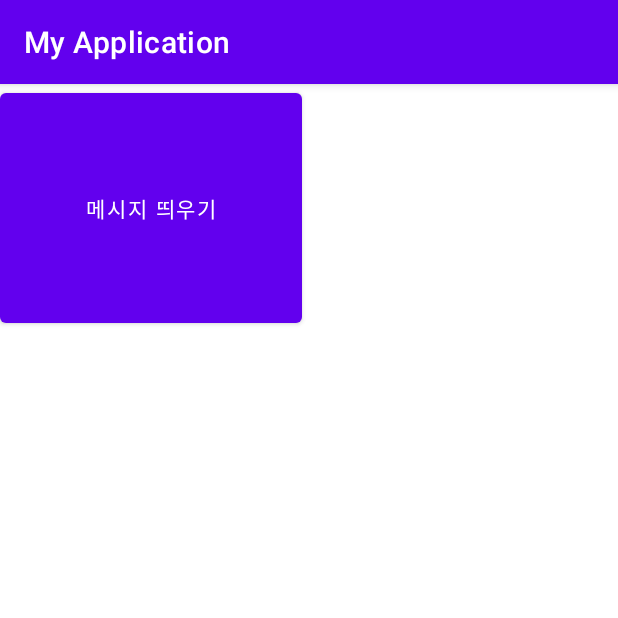
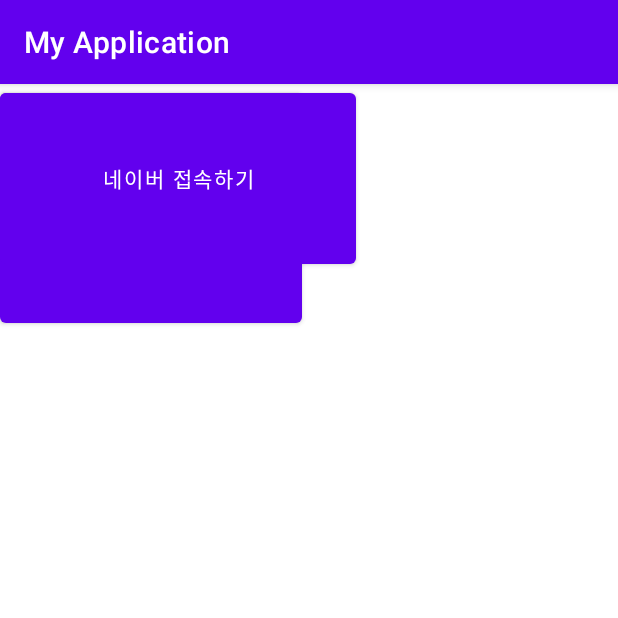
Before and after one commit to penguin-head-whale-shark/android_app, an Android app: the screen it shows after launch (MainActivity), on a phone screen of 412 x 824 dp, the top half of it. Run offline under Robolectric (Android 15) with nearby library versions, the phone set to English and light mode, and no system bars.

Commit message:
안드로이드 앱

```diff
--- a/app/src/main/java/com/example/myapplication/MainActivity.java
+++ b/app/src/main/java/com/example/myapplication/MainActivity.java
@@ -2,6 +2,8 @@ package com.example.myapplication;
 
 import androidx.appcompat.app.AppCompatActivity;
 
+import android.content.Intent;
+import android.net.Uri;
 import android.os.Bundle;
 import android.view.View;
 import android.widget.Toast;
@@ -16,5 +18,8 @@ public class MainActivity extends AppCompatActivity {
     public void onButton1Clicked(View v) {
         Toast.makeText(this, "확인 1 버튼이 눌렸어요", Toast.LENGTH_LONG).show();
     }
-
+    public void onButton2Clicked(View v){
+        Intent myIntent = new Intent(Intent.ACTION_VIEW, Uri.parse("http://m.naver.com"));
+        startActivity(myIntent);
+    }
 }
--- a/app/src/main/res/layout/activity_main.xml
+++ b/app/src/main/res/layout/activity_main.xml
@@ -14,7 +14,16 @@
         android:text="메시지 띄우기"
         app:iconTint="#CCBEBE"
         tools:ignore="MissingConstraints"
-        tools:layout_editor_absoluteX="120dp"
-        tools:layout_editor_absoluteY="524dp" />
+        tools:layout_editor_absoluteX="105dp"
+        tools:layout_editor_absoluteY="94dp" />
+
+    <Button
+        android:id="@+id/button2"
+        android:layout_width="237dp"
+        android:layout_height="126dp"
+        android:text="네이버 접속하기"
+        tools:layout_editor_absoluteX="87dp"
+        tools:layout_editor_absoluteY="346dp"
+        tools:ignore="MissingConstraints" />
 
 </androidx.constraintlayout.widget.ConstraintLayout>
```
